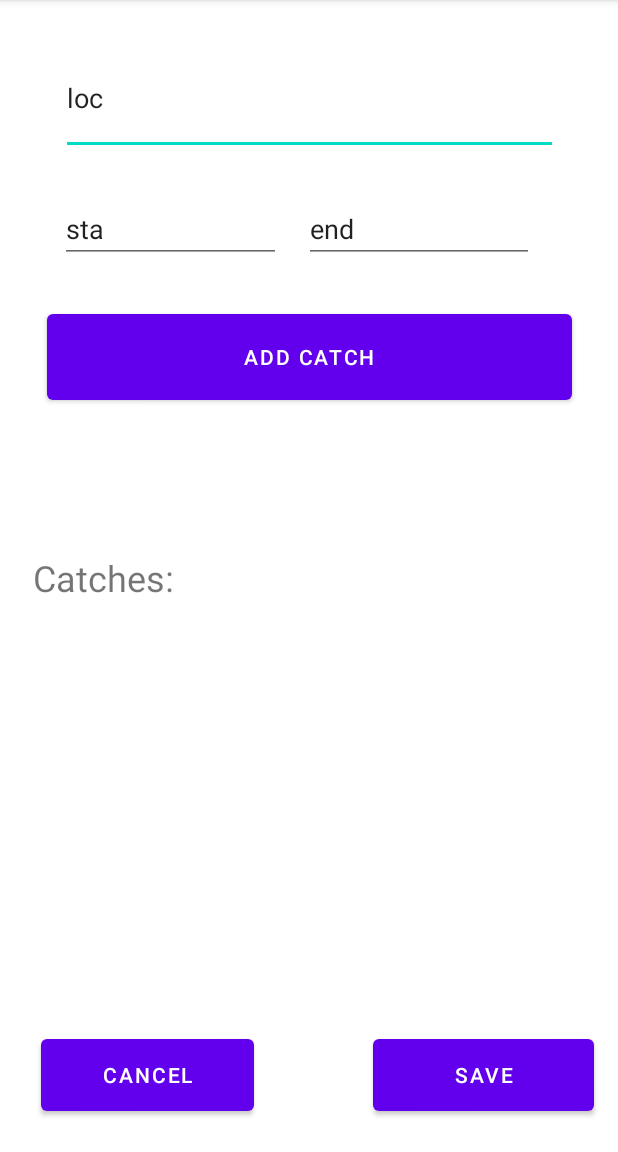
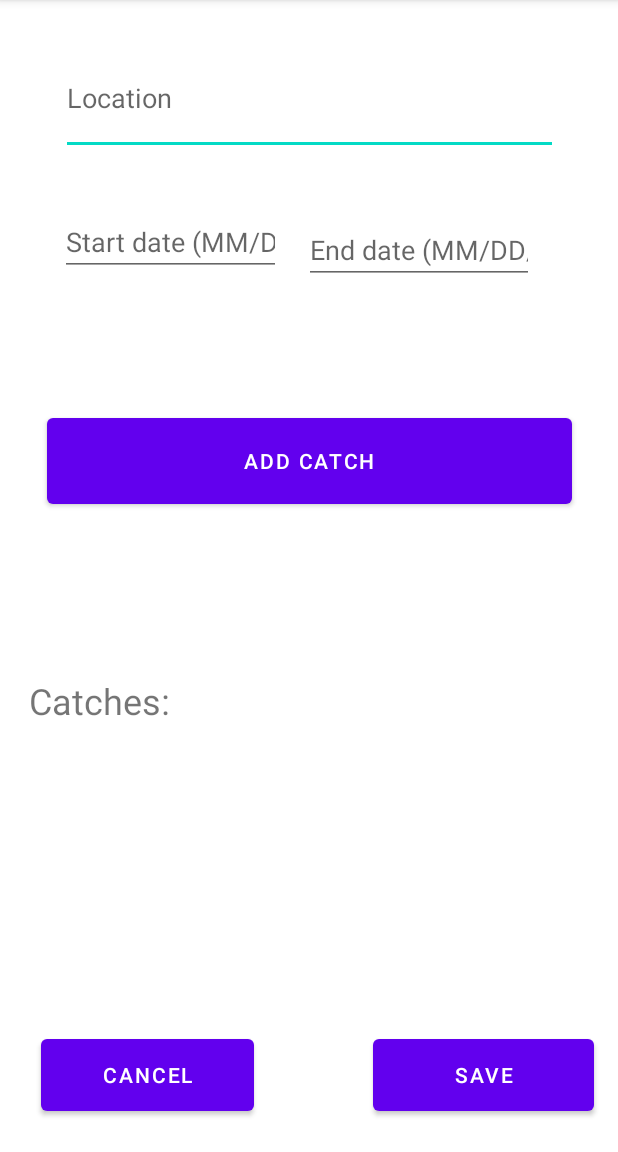
Before and after one commit to LukeBerryCS/FishLog, an Android app: the LogTrip screen opened directly, with no data from a screen before it, on a phone screen of 412 x 824 dp, the part 84-1236 px from its top. Run offline under Robolectric (Android 15) with nearby library versions, the phone set to English and light mode, and no system bars; our stand-ins replace Room's generated code.

Commit message:
Added text fields hints and general optimizations

```diff
--- a/app/src/main/java/com/example/fishlog/LogTrip.java
+++ b/app/src/main/java/com/example/fishlog/LogTrip.java
@@ -19,9 +19,9 @@ import java.sql.Date;
 import java.util.List;
 
 public class LogTrip extends AppCompatActivity {
-    private static String tempLocation = "loc";
-    private static String tempStartDate = "sta";
-    private static String tempEndDate = "end";
+    private static String tempLocation = "";
+    private static String tempStartDate = "";
+    private static String tempEndDate = "";
 
     Button logTripCancel;
     Button logTripSave;
@@ -71,9 +71,9 @@ public class LogTrip extends AppCompatActivity {
         logTripAddCatch.setOnClickListener(view -> addCatchToTrip());
     }
     private void cancel() {
-        tempLocation = "loc";
-        tempStartDate = "sta";
-        tempEndDate = "end";
+        tempLocation = "";
+        tempStartDate = "";
+        tempEndDate = "";
         Trip.classTripId += 1;
         Intent intent = new Intent(LogTrip.this, MyTrips.class);
         startActivity(intent);
@@ -89,9 +89,9 @@ public class LogTrip extends AppCompatActivity {
         myTripDAO.insert(newTrip);
         System.out.println("New trip created: " + location + " (" + startDate + " - " + endDate + ")");
 
-        tempLocation = "loc";
-        tempStartDate = "sta";
-        tempEndDate = "end";
+        tempLocation = "";
+        tempStartDate = "";
+        tempEndDate = "";
 
         Intent intent = new Intent(LogTrip.this, MyTrips.class);
         startActivity(intent);
--- a/app/src/main/res/layout/activity_main.xml
+++ b/app/src/main/res/layout/activity_main.xml
@@ -31,7 +31,8 @@
         app:layout_constraintEnd_toEndOf="parent"
         app:layout_constraintStart_toStartOf="parent"
         app:layout_constraintTop_toBottomOf="@+id/loginErrorPrompt"
-        app:layout_marginBaseline="2sp" />
+        app:layout_marginBaseline="2sp"
+        android:hint="Username"/>
 
     <EditText
         android:id="@+id/loginPasswordEntry"
@@ -42,7 +43,8 @@
         app:layout_constraintEnd_toEndOf="parent"
         app:layout_constraintHorizontal_bias="0.502"
         app:layout_constraintStart_toStartOf="parent"
-        app:layout_constraintTop_toBottomOf="@+id/usernameEntry" />
+        app:layout_constraintTop_toBottomOf="@+id/usernameEntry"
+        android:hint="Password"/>
 
     <Button
         android:id="@+id/loginSubmitButton"
--- a/app/src/main/res/layout/log_trip.xml
+++ b/app/src/main/res/layout/log_trip.xml
@@ -33,24 +33,25 @@
         android:id="@+id/logTripAddCatch"
         android:layout_width="350dp"
         android:layout_height="69dp"
-        android:layout_marginTop="100dp"
+        android:layout_marginTop="104dp"
         android:text="Add Catch"
+        app:layout_constraintBottom_toTopOf="@+id/logTripViewCatches"
         app:layout_constraintEnd_toEndOf="parent"
         app:layout_constraintStart_toStartOf="parent"
-        app:layout_constraintTop_toBottomOf="@+id/logTripLocation" />
+        app:layout_constraintTop_toBottomOf="@+id/logTripLocation"
+        app:layout_constraintVertical_bias="0.376" />
 
     <TextView
         android:id="@+id/logTripViewCatches"
-        android:layout_width="368dp"
-        android:layout_height="287dp"
-        android:layout_marginBottom="112dp"
+        android:layout_width="372dp"
+        android:layout_height="217dp"
+        android:layout_marginBottom="100dp"
         android:text="Catches:"
         android:textSize="24sp"
         app:layout_constraintBottom_toBottomOf="parent"
         app:layout_constraintEnd_toEndOf="parent"
-        app:layout_constraintStart_toStartOf="parent"
-        app:layout_constraintTop_toBottomOf="@+id/logTripAddCatch"
-        app:layout_constraintVertical_bias="1.0" />
+        app:layout_constraintHorizontal_bias="0.488"
+        app:layout_constraintStart_toStartOf="parent" />
 
     <EditText
         android:id="@+id/logTripLocation"
@@ -58,8 +59,8 @@
         android:layout_height="75dp"
         android:layout_marginTop="28dp"
         android:ems="10"
+        android:hint="Location"
         android:inputType="textPersonName"
-        android:text="Loc"
         app:layout_constraintEnd_toEndOf="parent"
         app:layout_constraintStart_toStartOf="parent"
         app:layout_constraintTop_toTopOf="parent" />
@@ -70,8 +71,8 @@
         android:layout_height="44dp"
         android:layout_marginTop="24dp"
         android:ems="10"
+        android:hint="Start date (MM/DD/YYYY)"
         android:inputType="textPersonName"
-        android:text="start"
         app:layout_constraintBottom_toTopOf="@+id/logTripAddCatch"
         app:layout_constraintEnd_toStartOf="@+id/logTripEndDate"
         app:layout_constraintHorizontal_bias="0.727"
@@ -86,8 +87,8 @@
         android:layout_marginTop="20dp"
         android:layout_marginEnd="56dp"
         android:ems="10"
+        android:hint="End date (MM/DD/YYYY)"
         android:inputType="textPersonName"
-        android:text="end"
         app:layout_constraintBottom_toTopOf="@+id/logTripAddCatch"
         app:layout_constraintEnd_toEndOf="parent"
         app:layout_constraintTop_toBottomOf="@+id/logTripLocation"
--- a/app/src/main/res/layout/log_trip_catch.xml
+++ b/app/src/main/res/layout/log_trip_catch.xml
@@ -34,7 +34,7 @@
         android:layout_width="241dp"
         android:layout_height="62dp"
         android:layout_marginTop="136dp"
-        android:text="spec"
+        android:hint="Species"
         android:textSize="24sp"
         app:layout_constraintEnd_toEndOf="parent"
         app:layout_constraintStart_toStartOf="parent"
@@ -45,7 +45,7 @@
         android:layout_width="240dp"
         android:layout_height="64dp"
         android:layout_marginTop="44dp"
-        android:text="wei"
+        android:hint="Weight"
         android:textSize="24sp"
         app:layout_constraintEnd_toEndOf="parent"
         app:layout_constraintHorizontal_bias="0.497"
@@ -56,7 +56,7 @@
         android:id="@+id/logTripCatchSize"
         android:layout_width="222dp"
         android:layout_height="74dp"
-        android:text="siz"
+        android:hint="Size"
         android:textSize="24sp"
         app:layout_constraintBottom_toBottomOf="parent"
         app:layout_constraintEnd_toEndOf="parent"
```
Also changed, not shown: app/src/main/java/com/example/fishlog/Index.java (+1 -10 lines), app/src/main/java/com/example/fishlog/MainActivity.java (+21 -11 lines), app/src/main/java/com/example/fishlog/User.java (+11 -1 lines), app/src/main/res/layout/log_catch.xml (+4 -4 lines), 1 other file.
